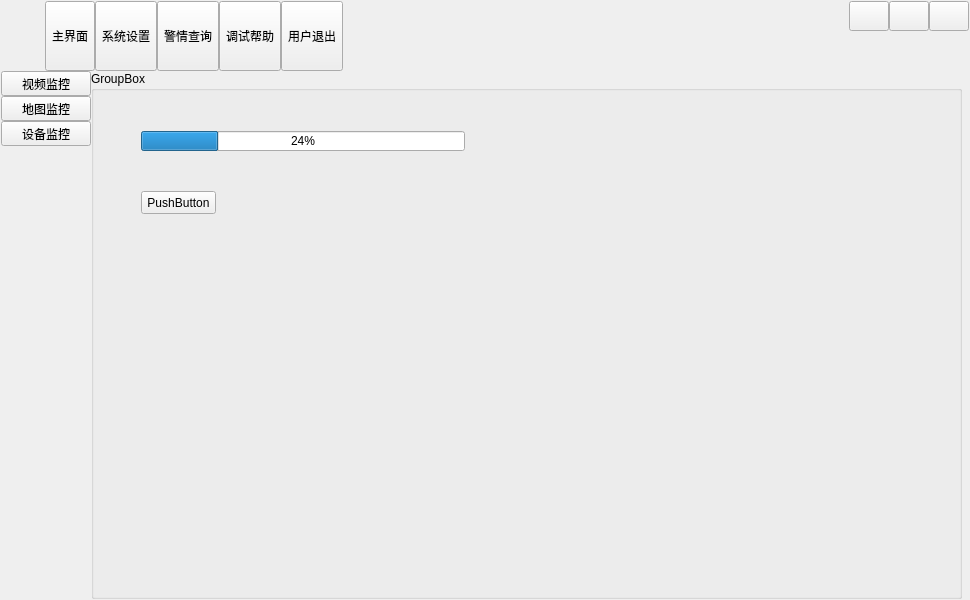
Above: src-qt-ui/main/modern/uidemo08.ui from phynos/qt-litesolar before the change. Below: the same form after it.
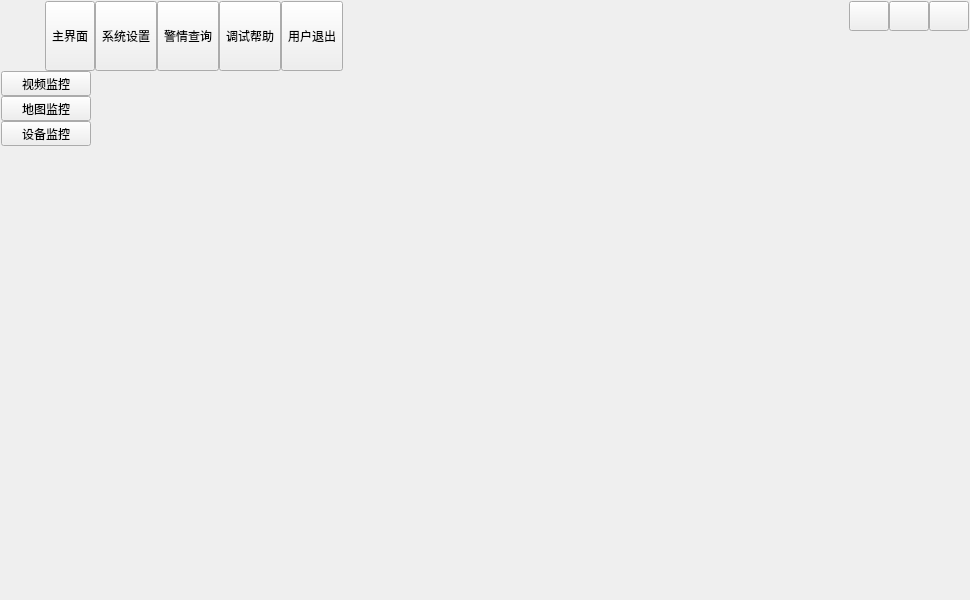
That is the form after the change. The open tabs and pages were chosen to show the change. Icons and pictures are not drawn.

Commit message: 更新ui

Diff of the .ui file:
```diff
--- a/src-qt-ui/main/modern/uidemo08.ui
+++ b/src-qt-ui/main/modern/uidemo08.ui
@@ -441,53 +441,10 @@
          </layout>
         </widget>
        </item>
-       <item>
-        <widget class="QGroupBox" name="groupBox">
-         <property name="title">
-          <string>GroupBox</string>
-         </property>
-         <widget class="QPushButton" name="pushButton">
-          <property name="geometry">
-           <rect>
-            <x>50</x>
-            <y>120</y>
-            <width>75</width>
-            <height>23</height>
-           </rect>
-          </property>
-          <property name="text">
-           <string>PushButton</string>
-          </property>
-         </widget>
-         <widget class="QProgressBar" name="progressBar">
-          <property name="geometry">
-           <rect>
-            <x>50</x>
-            <y>60</y>
-            <width>324</width>
-            <height>20</height>
-           </rect>
-          </property>
-          <property name="value">
-           <number>24</number>
-          </property>
-         </widget>
-         <widget class="QWidget" name="widget" native="true">
-          <property name="geometry">
-           <rect>
-            <x>50</x>
-            <y>170</y>
-            <width>120</width>
-            <height>80</height>
-           </rect>
-          </property>
-         </widget>
-        </widget>
-       </item>
        <item>
         <widget class="QLabel" name="lab1">
          <property name="sizePolicy">
-          <sizepolicy hsizetype="Fixed" vsizetype="Expanding">
+          <sizepolicy hsizetype="Expanding" vsizetype="Expanding">
            <horstretch>0</horstretch>
            <verstretch>0</verstretch>
           </sizepolicy>
```
Left out of the diff: 2 changed lines with no effect on the pictures. The commit also changes 2 other files.
